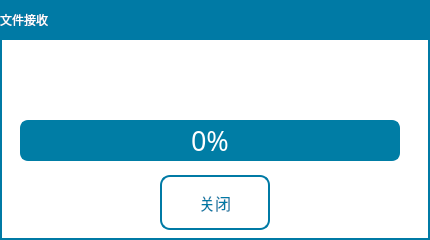
Qt form SSHostSet/MsgBox/recvfile.ui (Micheal1022/HostAppProject) before a commit.
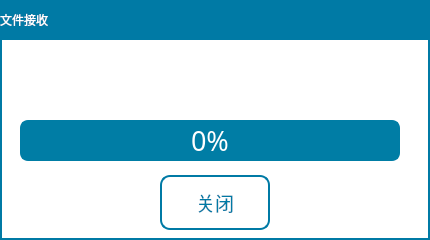
The same form after that commit. Icons and pictures are not drawn.

Patch:
```diff
--- a/SSHostSet/MsgBox/recvfile.ui
+++ b/SSHostSet/MsgBox/recvfile.ui
@@ -122,8 +122,8 @@
    </property>
    <property name="font">
     <font>
-     <family>文泉驿等宽微米黑</family>
-     <pointsize>12</pointsize>
+     <family>微软雅黑</family>
+     <pointsize>14</pointsize>
      <weight>50</weight>
      <italic>false</italic>
      <bold>false</bold>
```
Left out of the diff: 9 changed lines with no effect on the pictures.
